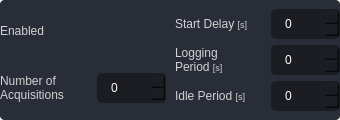
The window that stdatalog_gui/HSD_GUI/UI/auto_mode_widget.ui (STMicroelectronics/stdatalog_gui) describes before a commit, drawn with Qt 5.
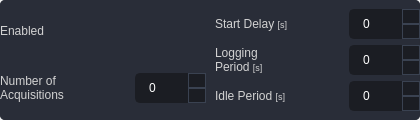
The same window after the commit. Icons and pictures are not drawn.

What changed in the file:
```diff
--- a/stdatalog_gui/HSD_GUI/UI/auto_mode_widget.ui
+++ b/stdatalog_gui/HSD_GUI/UI/auto_mode_widget.ui
@@ -6,7 +6,7 @@
    <rect>
     <x>0</x>
     <y>0</y>
-    <width>340</width>
+    <width>420</width>
     <height>120</height>
    </rect>
   </property>
@@ -113,6 +113,46 @@
 QSpinBox:disabled {
     color: rgb(60,60,60);
 	border: 2px solid rgb(32, 32, 32);
+}
+
+QSpinBox::up-button {
+    subcontrol-origin: border;
+    subcontrol-position: top right;
+    width: 16px;
+    border: 1px solid rgb(58, 66, 81);
+}
+QSpinBox::down-button {
+    subcontrol-origin: border;
+    subcontrol-position: bottom right;
+    width: 16px;
+    border: 1px solid rgb(58, 66, 81);
+}
+
+QSpinBox::up-button:hover {
+	background-color: rgb(52, 59, 72);
+}
+QSpinBox::down-button:hover {
+	background-color: rgb(52, 59, 72);
+}
+
+QSpinBox::up-arrow {
+    image: url(:/icons/icons/outline_keyboard_arrow_up_white_18dp.png);
+    width: 10px;
+    height: 10px;
+}
+QSpinBox::down-arrow {
+    image: url(:/icons/icons/outline_keyboard_arrow_down_white_18dp.png);
+    width: 10px;
+    height: 10px;
+}
+
+QSpinBox::up-arrow:hover {
+    width: 16px;
+    height: 16px;
+}
+QSpinBox::down-arrow:hover {
+    width: 16px;
+    height: 16px;
 }</string>
         </property>
         <property name="frameShadow">
@@ -386,6 +426,12 @@
                </property>
                <item>
                 <widget class="QLabel" name="log_period_label">
+                 <property name="minimumSize">
+                  <size>
+                   <width>69</width>
+                   <height>0</height>
+                  </size>
+                 </property>
                  <property name="text">
                   <string>&lt;html&gt;&lt;head/&gt;&lt;body&gt;&lt;p&gt;Logging&lt;br/&gt;Period &lt;span style=&quot; font-size:7pt;&quot;&gt;[s]&lt;/span&gt;&lt;/p&gt;&lt;/body&gt;&lt;/html&gt;</string>
                  </property>
```
Left out of the diff: 68 changed lines with no effect on the pictures.
